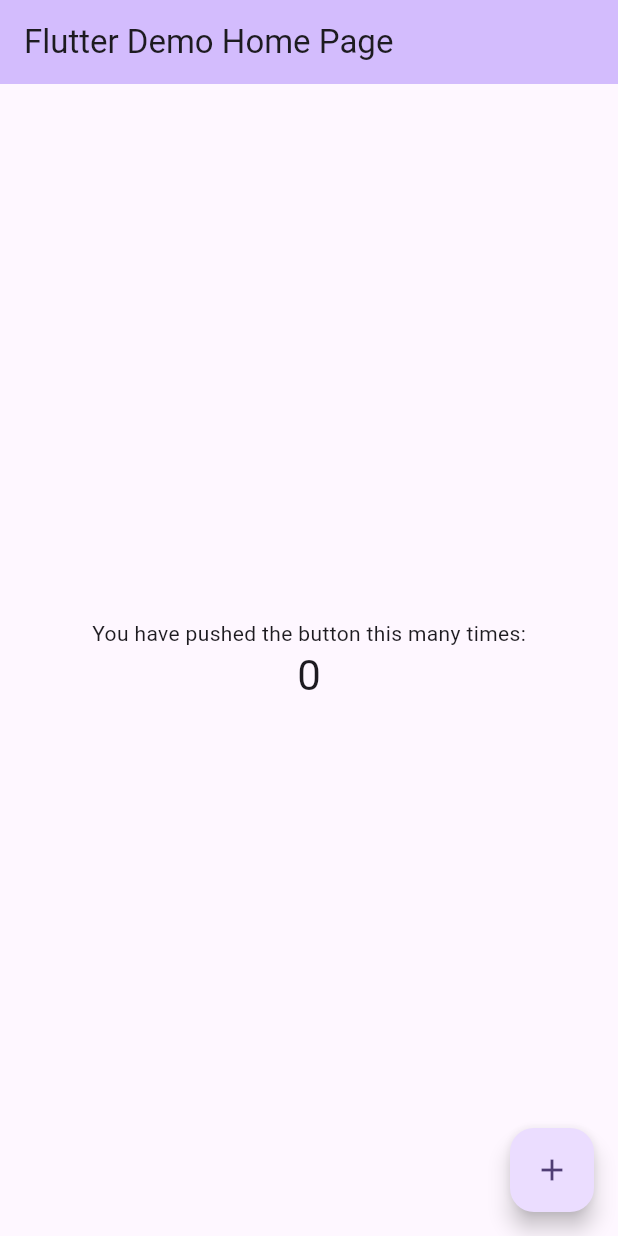
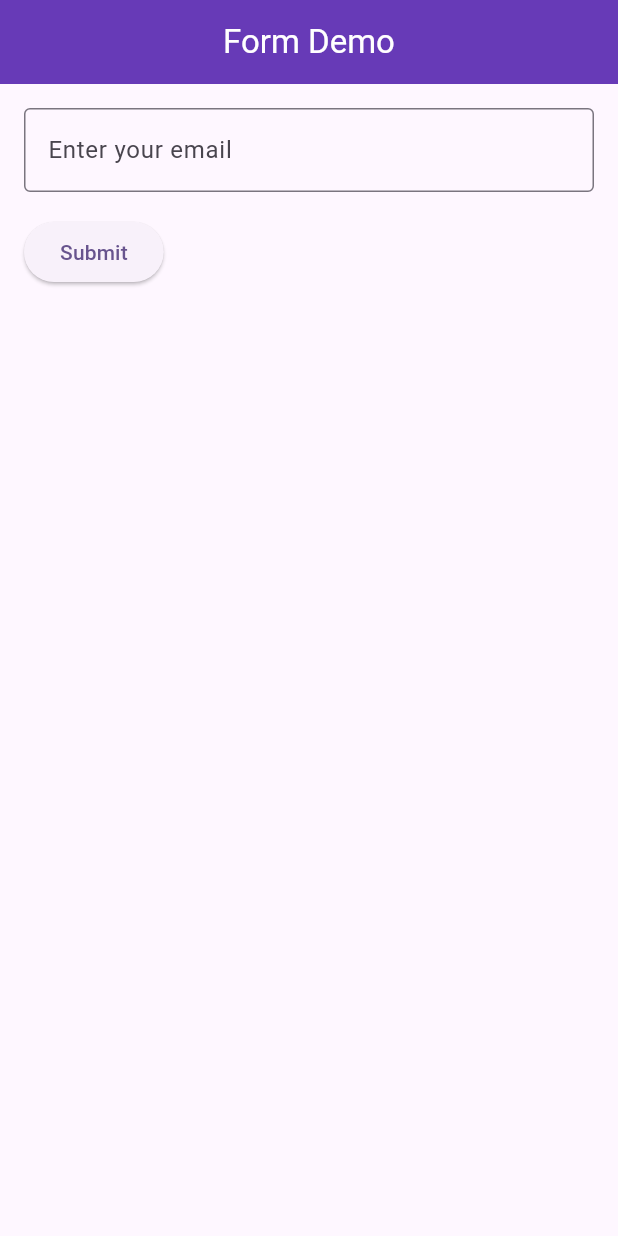
Before and after one commit to Joseph-Gayed/DepiFlutterSessions24, a Flutter app: the screen it shows after launch, on a phone screen of 412 x 824 dp. Run offline on Flutter 3.47's test engine with Material 3 defaults, Android fonts, the phone set to English and light mode, and no system bars.

Commit message:
Session06: 1-Stateful widgets. 2-Input (Text Field,Form) 3-Pass Arguments between screens

```diff
--- /dev/null
+++ b/lib/form_example.dart
@@ -0,0 +1,61 @@
+import 'package:flutter/material.dart';
+import 'package:flutter_session_06/extensions.dart';
+
+class FormExample extends StatefulWidget {
+  const FormExample({super.key});
+
+  @override
+  State<FormExample> createState() => _FormExampleState();
+}
+
+class _FormExampleState extends State<FormExample> {
+  final GlobalKey<FormState> _formKey = GlobalKey<FormState>();
+
+  @override
+  Widget build(BuildContext context) {
+    return Scaffold(
+      appBar: AppBar(
+        title: const Text("Form Demo"),
+      ),
+      body: Padding(
+        padding: const EdgeInsets.all(16.0),
+        child: Form(
+          key: _formKey,
+          child: Column(
+            crossAxisAlignment: CrossAxisAlignment.start,
+            children: <Widget>[
+              TextFormField(
+                decoration: const InputDecoration(
+                    border: OutlineInputBorder(),
+                    labelText: 'Enter your email'),
+
+                validator: (String? value) {
+                  if (value == null || value.isEmpty) {
+                    return 'Please enter some text';
+                  }
+                  else if(!value.isValidEmail()){
+                    return 'Please enter a valid email';
+                  }
+                  return null;
+                },
+              ),
+              Padding(
+                padding: const EdgeInsets.symmetric(vertical: 16.0),
+                child: ElevatedButton(
+                  onPressed: () {
+                    // Validate will return true if the form is valid, or false if
+                    // the form is invalid.
+                    if (_formKey.currentState!.validate()) {
+                      // Process data.
+                    }
+                  },
+                  child: const Text('Submit'),
+                ),
+              ),
+            ],
+          ),
+        ),
+      ),
+    );
+  }
+}
--- a/lib/main.dart
+++ b/lib/main.dart
@@ -1,4 +1,10 @@
 import 'package:flutter/material.dart';
+import 'package:flutter/services.dart';
+import 'package:flutter_session_06/form_example.dart';
+
+import 'text_field_example.dart';
+import 'pass_arguments_to_screen.dart';
+import 'stateful_example.dart';
 
 void main() {
   runApp(const MyApp());
@@ -11,115 +17,21 @@
   @override
   Widget build(BuildContext context) {
     return MaterialApp(
-      title: 'Flutter Demo',
-      theme: ThemeData(
-        // This is the theme of your application.
-        //
-        // TRY THIS: Try running your application with "flutter run". You'll see
-        // the application has a purple toolbar. Then, without quitting the app,
-        // try changing the seedColor in the colorScheme below to Colors.green
-        // and then invoke "hot reload" (save your changes or press the "hot
-        // reload" button in a Flutter-supported IDE, or press "r" if you used
-        // the command line to start the app).
-        //
-        // Notice that the counter didn't reset back to zero; the application
-        // state is not lost during the reload. To reset the state, use hot
-        // restart instead.
-        //
-        // This works for code too, not just values: Most code changes can be
-        // tested with just a hot reload.
-        colorScheme: ColorScheme.fromSeed(seedColor: Colors.deepPurple),
-        useMaterial3: true,
-      ),
-      home: const MyHomePage(title: 'Flutter Demo Home Page'),
-    );
+        title: 'Flutter Demo',
+        theme: ThemeData(
+            colorScheme: ColorScheme.fromSeed(seedColor: Colors.deepPurple),
+            useMaterial3: true,
+            appBarTheme: const AppBarTheme(
+                systemOverlayStyle: SystemUiOverlayStyle.dark,
+                centerTitle: true,
+                foregroundColor: Colors.white,
+                backgroundColor: Colors.deepPurple)),
+        // home: const StatefulExample(title: "Stateful demo"),
+        // home: const TextFieldExample(),
+        home: const FormExample(),
+        routes: {
+          ProfileScreen.routeName: (context) => const ProfileScreen(),
+        }
+      );
   }
 }
-
-class MyHomePage extends StatefulWidget {
-  const MyHomePage({super.key, required this.title});
-
-  // This widget is the home page of your application. It is stateful, meaning
-  // that it has a State object (defined below) that contains fields that affect
-  // how it looks.
-
-  // This class is the configuration for the state. It holds the values (in this
-  // case the title) provided by the parent (in this case the App widget) and
-  // used by the build method of the State. Fields in a Widget subclass are
-  // always marked "final".
-
-  final String title;
-
-  @override
-  State<MyHomePage> createState() => _MyHomePageState();
-}
-
-class _MyHomePageState extends State<MyHomePage> {
-  int _counter = 0;
-
-  void _incrementCounter() {
-    setState(() {
-      // This call to setState tells the Flutter framework that something has
-      // changed in this State, which causes it to rerun the build method below
-      // so that the display can reflect the updated values. If we changed
-      // _counter without calling setState(), then the build method would not be
-      // called again, and so nothing would appear to happen.
-      _counter++;
-    });
-  }
-
-  @override
-  Widget build(BuildContext context) {
-    // This method is rerun every time setState is called, for instance as done
-    // by the _incrementCounter method above.
-    //
-    // The Flutter framework has been optimized to make rerunning build methods
-    // fast, so that you can just rebuild anything that needs updating rather
-    // than having to individually change instances of widgets.
-    return Scaffold(
-      appBar: AppBar(
-        // TRY THIS: Try changing the color here to a specific color (to
-        // Colors.amber, perhaps?) and trigger a hot reload to see the AppBar
-        // change color while the other colors stay the same.
-        backgroundColor: Theme.of(context).colorScheme.inversePrimary,
-        // Here we take the value from the MyHomePage object that was created by
-        // the App.build method, and use it to set our appbar title.
-        title: Text(widget.title),
-      ),
-      body: Center(
-        // Center is a layout widget. It takes a single child and positions it
-        // in the middle of the parent.
-        child: Column(
-          // Column is also a layout widget. It takes a list of children and
-          // arranges them vertically. By default, it sizes itself to fit its
-          // children horizontally, and tries to be as tall as its parent.
-          //
-          // Column has various properties to control how it sizes itself and
-          // how it positions its children. Here we use mainAxisAlignment to
-          // center the children vertically; the main axis here is the vertical
-          // axis because Columns are vertical (the cross axis would be
-          // horizontal).
-          //
-          // TRY THIS: Invoke "debug painting" (choose the "Toggle Debug Paint"
-          // action in the IDE, or press "p" in the console), to see the
-          // wireframe for each widget.
-          mainAxisAlignment: MainAxisAlignment.center,
-          children: <Widget>[
-            const Text(
-              'You have pushed the button this many times:',
-            ),
-            Text(
-              '$_counter',
-              style: Theme.of(context).textTheme.headlineMedium,
-            ),
-          ],
-        ),
-      ),
-      floatingActionButton: FloatingActionButton(
-        onPressed: _incrementCounter,
-        tooltip: 'Increment',
-        child: const Icon(Icons.add),
-      ), // This trailing comma makes auto-formatting nicer for build methods.
-    );
-  }
-}
```
Also changed, not shown: lib/extensions.dart (added, +9 -0 lines), lib/pass_arguments_to_screen.dart (added, +93 -0 lines), lib/stateful_example.dart (added, +111 -0 lines), lib/text_field_example.dart (added, +140 -0 lines), 1 other file.
